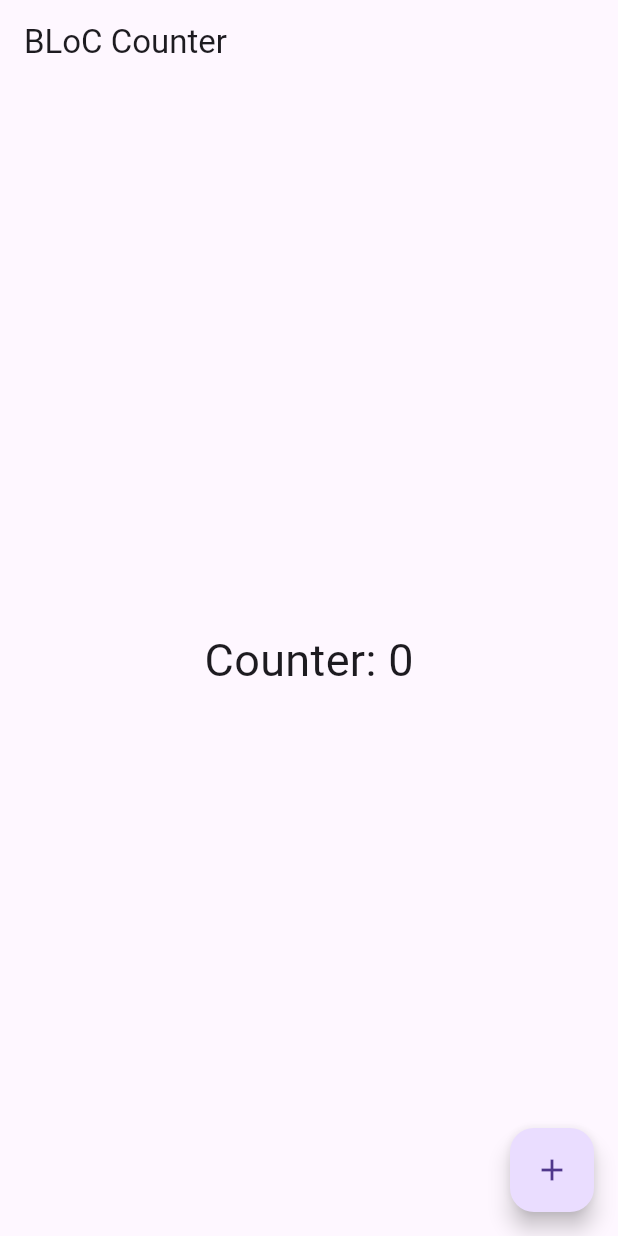
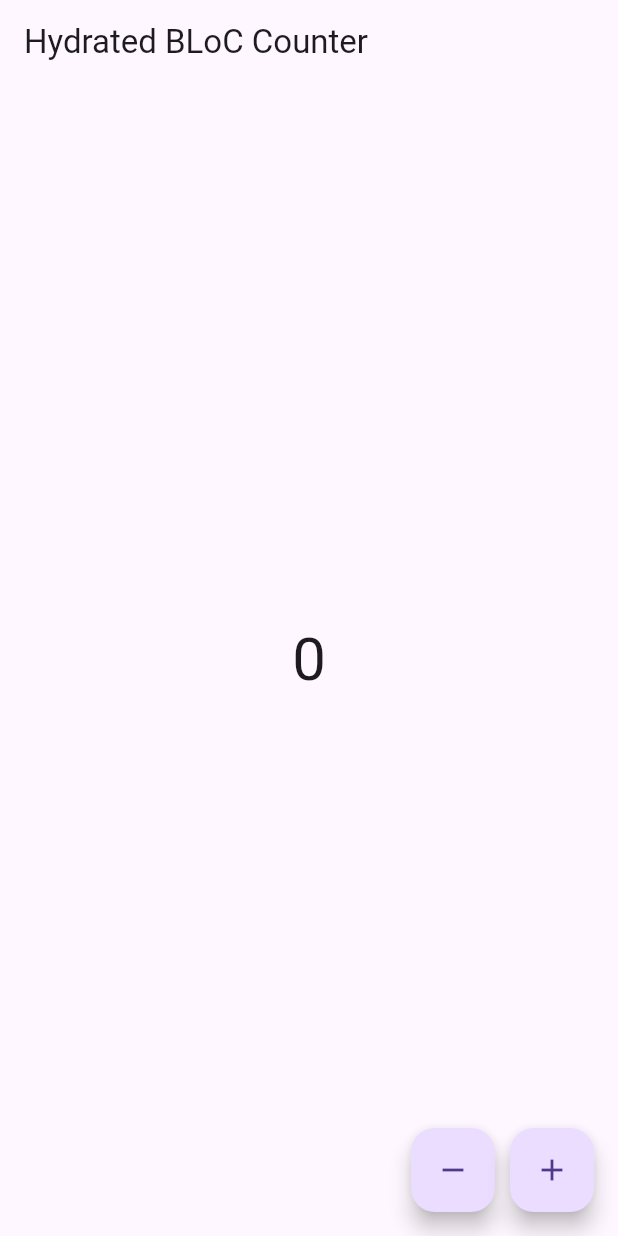
Before and after one commit to haniscreator/flutter_bloc_counter, a Flutter app: the screen it shows after launch, on a phone screen of 412 x 824 dp. Run offline on Flutter 3.47's test engine with Material 3 defaults, Android fonts, the phone set to English and light mode, and no system bars; our stand-ins replace flutter_bloc, hydrated_bloc.

Commit message:
modified with hydrated bloc for the caching approach

```diff
--- a/lib/bloc/counter_bloc.dart
+++ b/lib/bloc/counter_bloc.dart
@@ -1,11 +1,26 @@
-import 'package:flutter_bloc/flutter_bloc.dart';
+// lib/bloc/counter_bloc.dart
+import 'package:hydrated_bloc/hydrated_bloc.dart';
 import 'counter_event.dart';
 import 'counter_state.dart';
 
-class CounterBloc extends Bloc<CounterEvent, CounterState> {
-  CounterBloc() : super(const CounterState(0)) {
-    on<Increment>((event, emit) {
-      emit(CounterState(state.count + 1));
+class CounterBloc extends HydratedBloc<CounterEvent, CounterState> {
+  CounterBloc() : super(CounterState(0)) {
+    on<CounterIncrementPressed>((event, emit) {
+      emit(CounterState(state.value + 1));
+    });
+
+    on<CounterDecrementPressed>((event, emit) {
+      emit(CounterState(state.value - 1));
     });
   }
+
+  @override
+  CounterState? fromJson(Map<String, dynamic> json) {
+    return CounterState.fromJson(json);
+  }
+
+  @override
+  Map<String, dynamic>? toJson(CounterState state) {
+    return state.toJson();
+  }
 }
--- a/lib/bloc/counter_event.dart
+++ b/lib/bloc/counter_event.dart
@@ -1,3 +1,6 @@
+// lib/bloc/counter_event.dart
 abstract class CounterEvent {}
 
-class Increment extends CounterEvent {}
+class CounterIncrementPressed extends CounterEvent {}
+
+class CounterDecrementPressed extends CounterEvent {}
--- a/lib/bloc/counter_state.dart
+++ b/lib/bloc/counter_state.dart
@@ -1,4 +1,12 @@
+// lib/bloc/counter_state.dart
 class CounterState {
-  final int count;
-  const CounterState(this.count);
+  final int value;
+
+  CounterState(this.value);
+
+  Map<String, dynamic> toJson() => {'value': value};
+
+  factory CounterState.fromJson(Map<String, dynamic> json) {
+    return CounterState(json['value'] as int);
+  }
 }
--- a/lib/main.dart
+++ b/lib/main.dart
@@ -1,48 +1,66 @@
 import 'package:flutter/material.dart';
 import 'package:flutter_bloc/flutter_bloc.dart';
+import 'package:hydrated_bloc/hydrated_bloc.dart';
+import 'package:path_provider/path_provider.dart';
 import 'bloc/counter_bloc.dart';
 import 'bloc/counter_event.dart';
 import 'bloc/counter_state.dart';
 
-void main() {
-  runApp(const MyApp());
+void main() async {
+  WidgetsFlutterBinding.ensureInitialized();
+  final storage = await HydratedStorage.build(
+    storageDirectory: await getApplicationDocumentsDirectory(),
+  );
+  HydratedBloc.storage = storage;
+
+  runApp(MyApp());
 }
 
 class MyApp extends StatelessWidget {
-  const MyApp({super.key});
-
   @override
   Widget build(BuildContext context) {
     return MaterialApp(
-      title: 'Flutter BLoC Counter',
+      title: 'Hydrated BLoC Counter',
       home: BlocProvider(
         create: (_) => CounterBloc(),
-        child: const CounterPage(),
+        child: CounterPage(),
       ),
     );
   }
 }
 
 class CounterPage extends StatelessWidget {
-  const CounterPage({super.key});
-
   @override
   Widget build(BuildContext context) {
+    final counterBloc = context.read<CounterBloc>();
+
     return Scaffold(
-      appBar: AppBar(title: const Text('BLoC Counter')),
+      appBar: AppBar(title: Text('Hydrated BLoC Counter')),
       body: Center(
         child: BlocBuilder<CounterBloc, CounterState>(
           builder: (context, state) {
-            return Text('Counter: ${state.count}',
-                style: const TextStyle(fontSize: 30));
+            return Text(
+              '${state.value}',
+              style: TextStyle(fontSize: 40),
+            );
           },
         ),
       ),
-      floatingActionButton: FloatingActionButton(
-        onPressed: () {
-          context.read<CounterBloc>().add(Increment());
-        },
-        child: const Icon(Icons.add),
+      floatingActionButton: Row(
+        mainAxisAlignment: MainAxisAlignment.end,
+        children: [
+          FloatingActionButton(
+            heroTag: 'decrement',
+            onPressed: () => counterBloc.add(CounterDecrementPressed()),
+            child: Icon(Icons.remove),
+          ),
+          SizedBox(width: 10),
+          FloatingActionButton(
+            heroTag: 'increment',
+            onPressed: () => counterBloc.add(CounterIncrementPressed()),
+            child: Icon(Icons.add),
+          ),
+        ],
       ),
     );
   }
--- a/pubspec.yaml
+++ b/pubspec.yaml
@@ -31,6 +31,8 @@ dependencies:
   flutter:
     sdk: flutter
   flutter_bloc: ^8.1.3
+  hydrated_bloc: ^9.1.0
+  path_provider: ^2.1.2
 
   # The following adds the Cupertino Icons font to your application.
   # Use with the CupertinoIcons class for iOS style icons.
```
Also changed, not shown: pubspec.lock, 7 other files.
